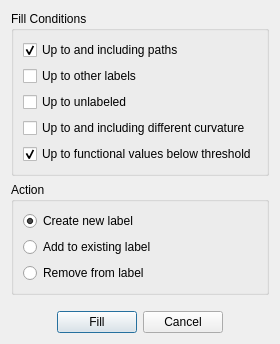
Above: freeview/DialogCustomFill.ui from freesurfer/freesurfer before the change. Below: the same form after it.
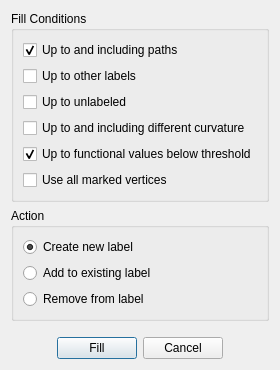
That is the form after the change.

Commit message: Added option to user all marked point for custom fill

```diff
--- a/freeview/DialogCustomFill.ui
+++ b/freeview/DialogCustomFill.ui
@@ -7,7 +7,7 @@
     <x>0</x>
     <y>0</y>
     <width>315</width>
-    <height>349</height>
+    <height>376</height>
    </rect>
   </property>
   <property name="windowTitle">
@@ -64,6 +64,16 @@
         </property>
        </widget>
       </item>
+      <item>
+       <widget class="QCheckBox" name="checkBoxUseAllPoints">
+        <property name="text">
+         <string>Use all marked vertices</string>
+        </property>
+        <property name="checked">
+         <bool>false</bool>
+        </property>
+       </widget>
+      </item>
      </layout>
     </widget>
    </item>
```
The commit also changes 7 other files.
